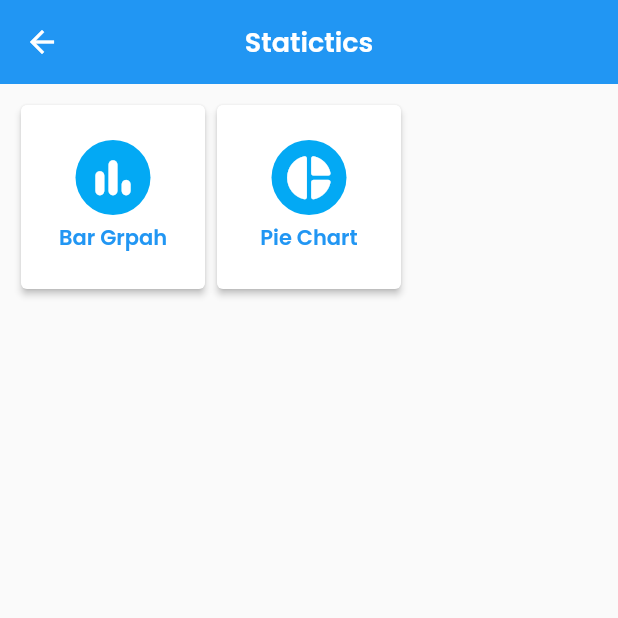
After one commit to riiteeshh/Saapati, a Flutter app: the StatisticsPage screen opened by its route, on a phone screen of 412 x 824 dp, the top half of it. The commit adds this screen. Run offline on Flutter 3.47's test engine with Material 2 defaults, Android fonts, the light colour scheme and no system bars; our stand-ins replace badges, carousel_slider, dots_indicator, eva_icons_flutter; network calls fail.

Commit message:
Added Features

```diff
--- a/lib/pages/home_page.dart
+++ b/lib/pages/home_page.dart
@@ -17,13 +17,13 @@ class _HomePageState extends State<HomePage> {
   final List<MenuItems> _menuItems = [
     MenuItems('Load Money', Icons.wallet, RouteManager.loanPaymentPage),
     MenuItems('Request Loan', Icons.request_quote_rounded,
-        RouteManager.loanPaymentPage),
+        RouteManager.loanRequestPage),
     MenuItems('Ping Recieve', Icons.handshake_rounded,
         RouteManager.recieveRequestPage),
     MenuItems('Pay Loan', Icons.receipt_rounded, RouteManager.loanPaymentPage),
-    MenuItems('My Cards', EvaIcons.creditCard, RouteManager.loanPaymentPage),
+    MenuItems('My Cards', EvaIcons.creditCard, RouteManager.myCardPage),
     MenuItems('Statistics', Icons.stacked_bar_chart_rounded,
-        RouteManager.loanPaymentPage),
+        RouteManager.statisticsPage),
   ];
   List _imageData = [
     'https://cdn.pixabay.com/photo/2018/06/17/20/35/chain-3481377_960_720.jpg',
--- a/lib/pages/recieve_request_page.dart
+++ b/lib/pages/recieve_request_page.dart
@@ -117,7 +117,7 @@ class _RecieveRequestPageState extends State<RecieveRequestPage> {
                             'Ritesh Pandey',
                             style: TextStyle(fontFamily: 'Poppins'),
                           ),
-                          subtitle: Text('Total:Rs. 1232'),
+                          subtitle: Text('Total: Rs.1232'),
                           trailing: Container(
                             width: 75,
                             height: 30,
--- /dev/null
+++ b/lib/pages/statistics_page.dart
@@ -0,0 +1,68 @@
+import 'package:flutter/material.dart';
+import 'package:saapati_app/components/menu_items_class.dart';
+import 'package:saapati_app/routes/routes.dart';
+
+class StatisticsPage extends StatefulWidget {
+  const StatisticsPage({super.key});
+
+  @override
+  State<StatisticsPage> createState() => _StatisticsPageState();
+}
+
+class _StatisticsPageState extends State<StatisticsPage> {
+  final List<MenuItems> _menuItems = [
+    MenuItems(
+        'Bar Grpah', Icons.bar_chart_rounded, RouteManager.mainLayoutPage),
+    MenuItems(
+        'Pie Chart', Icons.pie_chart_rounded, RouteManager.mainLayoutPage),
+  ];
+  @override
+  Widget build(BuildContext context) {
+    return Scaffold(
+      appBar: AppBar(
+        title: Text('Statictics'),
+      ),
+      body: Container(
+        margin: const EdgeInsets.symmetric(vertical: 10, horizontal: 10),
+        child: GridView.builder(
+            physics: const NeverScrollableScrollPhysics(),
+            itemCount: _menuItems.length,
+            gridDelegate: const SliverGridDelegateWithFixedCrossAxisCount(
+                crossAxisCount: 3, childAspectRatio: 1),
+            itemBuilder: (context, index) {
+              return GestureDetector(
+                onTap: () =>
+                    Navigator.pushNamed(context, _menuItems[index].route),
+                child: Card(
+                  elevation: 2,
+                  child: Column(
+                    mainAxisAlignment: MainAxisAlignment.center,
+                    children: [
+                      CircleAvatar(
+                        radius: 25,
+                        backgroundColor: Colors.lightBlue,
+                        child: Icon(
+                          _menuItems[index].menuIcon,
+                          color: Colors.white,
+                          size: 35,
+                        ),
+                      ),
+                      const SizedBox(
+                        height: 5,
+                      ),
+                      Container(
+                          child: Text(
+                        _menuItems[index].menuName,
+                        textAlign: TextAlign.center,
+                        style: const TextStyle(
+                            fontFamily: 'Poppins', color: Colors.blue),
+                      ))
+                    ],
+                  ),
+                ),
+              );
+            }),
+      ),
+    );
+  }
+}
--- a/lib/routes/routes.dart
+++ b/lib/routes/routes.dart
@@ -1,24 +1,36 @@
 import 'package:flutter/material.dart';
 import 'package:saapati_app/pages/loan_payment_page.dart';
+import 'package:saapati_app/pages/loan_request_page.dart';
 import 'package:saapati_app/pages/login_page.dart';
 import 'package:saapati_app/pages/main_layout_page.dart';
+import 'package:saapati_app/pages/my_cards_page.dart';
 import 'package:saapati_app/pages/recieve_request_page.dart';
+import 'package:saapati_app/pages/statistics_page.dart';
 
 class RouteManager {
   static const String loginPage = '/';
   static const String mainLayoutPage = '/mainLayoutPage';
+  static const String myCardPage = '/myCardPage';
   static const String loanPaymentPage = '/loanPaymentPage';
   static const String recieveRequestPage = '/recieveRequestPage';
+  static const String statisticsPage = '/statisticsPage';
+  static const String loanRequestPage = '/loanRequestPage';
 
   static Route<dynamic> generateRoute(RouteSettings settings) {
     switch (settings.name) {
       case loginPage:
         return MaterialPageRoute(builder: (context) => const LoginPage());
+      case myCardPage:
+        return MaterialPageRoute(builder: (context) => const MyCardPage());
+      case statisticsPage:
+        return MaterialPageRoute(builder: (context) => const StatisticsPage());
       case mainLayoutPage:
         return MaterialPageRoute(builder: (context) => const MainLayoutPage());
       case recieveRequestPage:
         return MaterialPageRoute(
             builder: (context) => const RecieveRequestPage());
+      case loanRequestPage:
+        return MaterialPageRoute(builder: (context) => const LoanRequestPage());
       case loanPaymentPage:
         return MaterialPageRoute(builder: (context) => const LoanPaymentPage());
       default:
```
Also changed, not shown: lib/components/card_details_class.dart (added, +12 -0 lines), lib/pages/loan_request_page.dart (added, +69 -0 lines), lib/pages/my_cards_page.dart (added, +204 -0 lines).
